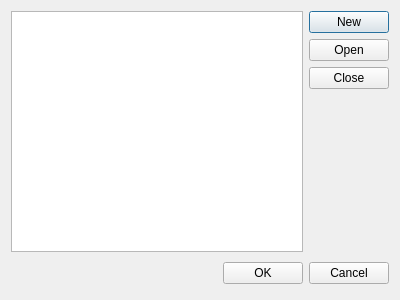
The window that source/vocabularyorganizerdialog.ui (martin-kudlicka/vocabulary-master) describes before a commit, drawn with Qt 5.
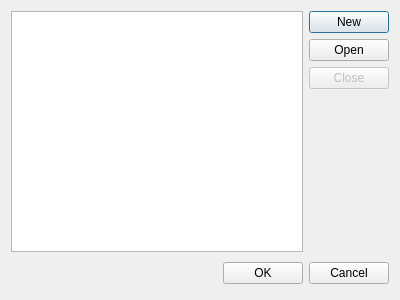
The same window after the commit.

Commit message: * enable close vocabulary button only when vocabulary is selected * able to create new vocabulary again

What changed in the file:
```diff
--- a/source/vocabularyorganizerdialog.ui
+++ b/source/vocabularyorganizerdialog.ui
@@ -41,6 +41,9 @@
        </item>
        <item>
         <widget class="QPushButton" name="qpbClose">
+         <property name="enabled">
+          <bool>false</bool>
+         </property>
          <property name="text">
           <string>Close</string>
          </property>
```
The commit also changes 7 other files.
